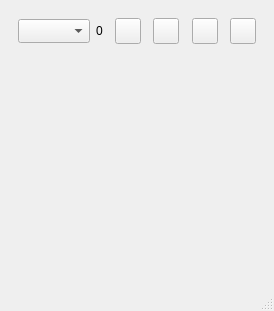
First picture: the form in GUI/OWController/mainwindow.ui, repository igorf7/OWController, before the edit.
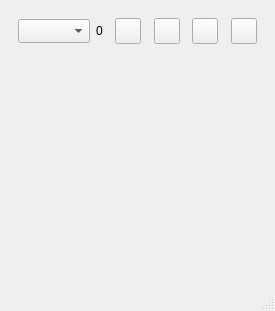
Second picture: the form after the edit. Icons and pictures are not drawn.

```diff
--- a/GUI/OWController/mainwindow.ui
+++ b/GUI/OWController/mainwindow.ui
@@ -9,7 +9,7 @@
    <rect>
     <x>0</x>
     <y>0</y>
-    <width>274</width>
+    <width>275</width>
     <height>311</height>
    </rect>
   </property>
@@ -262,8 +262,8 @@
         <rect>
          <x>0</x>
          <y>0</y>
-         <width>256</width>
-         <height>198</height>
+         <width>257</width>
+         <height>197</height>
         </rect>
        </property>
       </widget>
```
Left out of the diff: 26 changed lines with no effect on the pictures.
